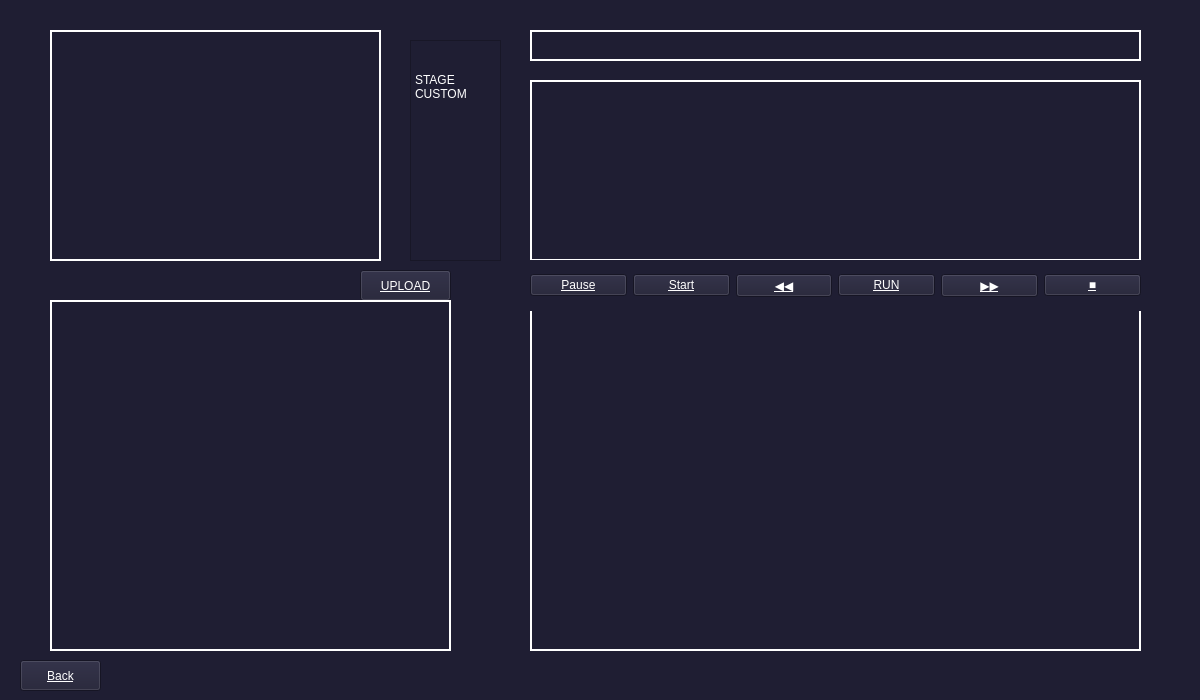
This is gamewindow.ui in Crefied/A2B as Qt 5 draws it before an edit. The edited form follows.
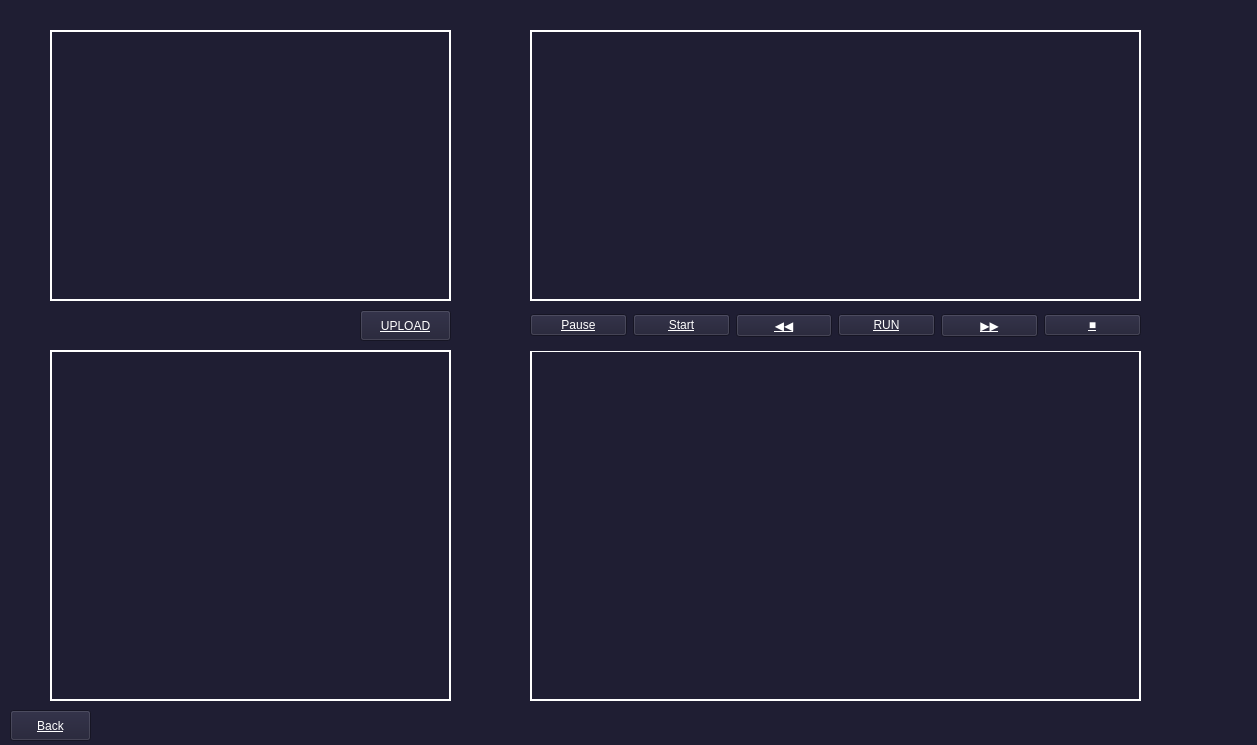
This is the edited form. Icons and pictures are not drawn.

Commit message:
添加标题 修复了暂停不能恢复的bug 更改了gamewindow布局 增加icon
增加有bug的进度条，在窗口后面，表现为结束会报错 :D

Patch:
```diff
--- a/gamewindow.ui
+++ b/gamewindow.ui
@@ -6,8 +6,8 @@
    <rect>
     <x>0</x>
     <y>0</y>
-    <width>1200</width>
-    <height>700</height>
+    <width>1257</width>
+    <height>745</height>
    </rect>
   </property>
   <property name="windowTitle">
@@ -21,7 +21,7 @@
    <property name="geometry">
     <rect>
      <x>360</x>
-     <y>270</y>
+     <y>310</y>
      <width>91</width>
      <height>31</height>
     </rect>
@@ -40,7 +40,7 @@
    <property name="geometry">
     <rect>
      <x>530</x>
-     <y>300</y>
+     <y>350</y>
      <width>611</width>
      <height>351</height>
     </rect>
@@ -55,7 +55,7 @@
    <property name="geometry">
     <rect>
      <x>50</x>
-     <y>300</y>
+     <y>350</y>
      <width>401</width>
      <height>351</height>
     </rect>
@@ -70,9 +70,9 @@
    <property name="geometry">
     <rect>
      <x>530</x>
-     <y>80</y>
+     <y>30</y>
      <width>611</width>
-     <height>181</height>
+     <height>271</height>
     </rect>
    </property>
    <property name="styleSheet">
@@ -84,8 +84,8 @@
   <widget class="QPushButton" name="backButton">
    <property name="geometry">
     <rect>
-     <x>20</x>
-     <y>660</y>
+     <x>10</x>
+     <y>710</y>
      <width>81</width>
      <height>31</height>
     </rect>
@@ -104,8 +104,8 @@
     <rect>
      <x>50</x>
      <y>30</y>
-     <width>331</width>
-     <height>231</height>
+     <width>401</width>
+     <height>271</height>
     </rect>
    </property>
    <property name="styleSheet">
@@ -114,58 +114,11 @@
 color:white;</string>
    </property>
   </widget>
-  <widget class="QWidget" name="ProgressFrame" native="true">
-   <property name="geometry">
-    <rect>
-     <x>530</x>
-     <y>30</y>
-     <width>611</width>
-     <height>31</height>
-    </rect>
-   </property>
-   <property name="styleSheet">
-    <string notr="true">border:2px solid white;</string>
-   </property>
-   <widget class="QWidget" name="Progress" native="true">
-    <property name="geometry">
-     <rect>
-      <x>0</x>
-      <y>0</y>
-      <width>0</width>
-      <height>41</height>
-     </rect>
-    </property>
-    <property name="styleSheet">
-     <string notr="true">background-color:green;
-</string>
-    </property>
-   </widget>
-  </widget>
-  <widget class="QPlainTextEdit" name="plainTextEdit">
-   <property name="geometry">
-    <rect>
-     <x>410</x>
-     <y>40</y>
-     <width>91</width>
-     <height>221</height>
-    </rect>
-   </property>
-   <property name="styleSheet">
-    <string notr="true">font: 700 24pt &quot;Consolas&quot;;
-color:white;</string>
-   </property>
-   <property name="plainText">
-    <string>
-
-STAGE
-CUSTOM</string>
-   </property>
-  </widget>
   <widget class="QWidget" name="horizontalLayoutWidget">
    <property name="geometry">
     <rect>
      <x>530</x>
-     <y>260</y>
+     <y>300</y>
      <width>611</width>
      <height>51</height>
     </rect>
@@ -245,6 +198,33 @@
     </item>
    </layout>
   </widget>
+  <widget class="QProgressBar" name="progressBar">
+   <property name="geometry">
+    <rect>
+     <x>530</x>
+     <y>30</y>
+     <width>611</width>
+     <height>31</height>
+    </rect>
+   </property>
+   <property name="maximum">
+    <number>3267</number>
+   </property>
+   <property name="value">
+    <number>0</number>
+   </property>
+   <property name="alignment">
+    <set>Qt::AlignCenter</set>
+   </property>
+  </widget>
+  <zorder>upload</zorder>
+  <zorder>IDE</zorder>
+  <zorder>view</zorder>
+  <zorder>backButton</zorder>
+  <zorder>Puzzle</zorder>
+  <zorder>horizontalLayoutWidget</zorder>
+  <zorder>progressBar</zorder>
+  <zorder>Output</zorder>
  </widget>
  <resources/>
  <connections/>
```
Left out of the diff: 24 changed lines with no effect on the pictures. The commit also changes 7 other files.
